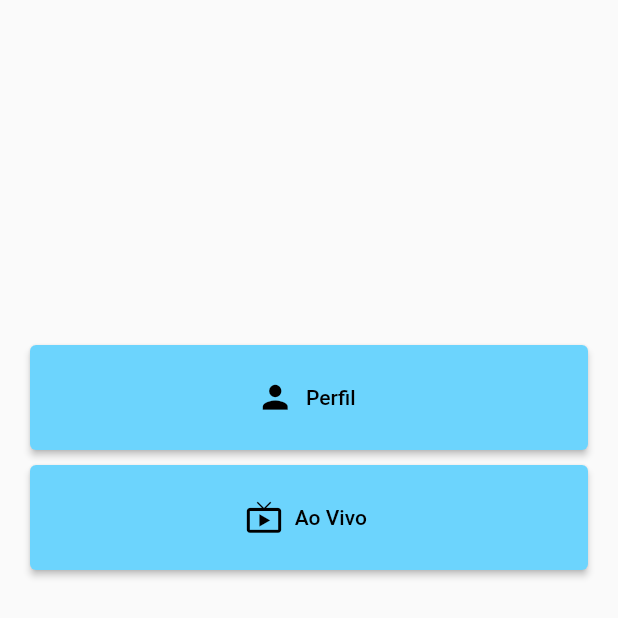
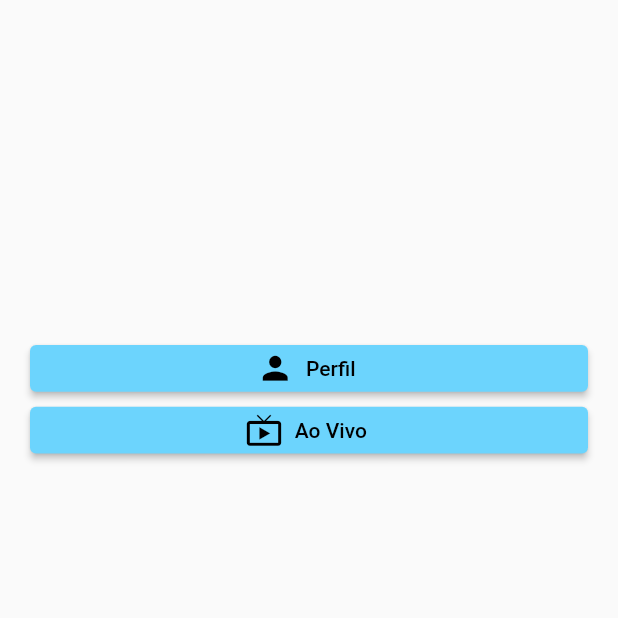
Before and after one commit to GuuilhermeR/igreja_app, a Flutter app: the ConfigurationPage screen opened directly, on a phone screen of 412 x 824 dp, the top half of it. Run offline on Flutter 3.47's test engine with Material 2 defaults, Android fonts, the phone set to English and light mode, and no system bars; our stand-ins replace flutter_modular, jwt_decoder, lottie, reactive_forms, shared_preferences; missing offline and left inert: reactive_date_time_picker; accounts and stored records are empty.

Commit message:
ajustes e botão

```diff
--- a/lib/pages/configuration/configuration.dart
+++ b/lib/pages/configuration/configuration.dart
@@ -19,27 +19,36 @@ class _ConfigurationPageState extends State<ConfigurationPage> {
       body: Padding(
         padding: const EdgeInsets.fromLTRB(10, 220, 10, 20),
         child: ListView(children: <Widget>[
-          botaoConfig(const Text("Perfil"), const Icon(Icons.person, size: 25)),
           botaoConfig(
-              const Text("Ao Vivo"), const Icon(Icons.live_tv, size: 25)),
+            const Text("Perfil"),
+            const Icon(Icons.person, size: 25),
+            context,
+          ),
+          botaoConfig(
+            const Text("Ao Vivo"),
+            const Icon(Icons.live_tv, size: 25),
+            context,
+          ),
         ]),
       ),
     );
   }
 }
 
-SizedBox botaoConfig(Text nomeBotao, Icon icon) {
+SizedBox botaoConfig(Text nomeBotao, Icon icon, BuildContext context) {
   return SizedBox(
-    height: 80,
-    width: 600,
+    width: MediaQuery.of(context).size.width,
+    height: MediaQuery.of(context).size.height * 0.05,
     child: Padding(
       padding: const EdgeInsets.fromLTRB(10, 10, 10, 0),
       child: ElevatedButton.icon(
-          onPressed: () {},
-          icon: icon,
-          label: nomeBotao,
-          style: TextButton.styleFrom(
-              backgroundColor: const Color.fromARGB(255, 108, 212, 253))),
+        onPressed: () {},
+        icon: icon,
+        label: nomeBotao,
+        style: TextButton.styleFrom(
+          backgroundColor: const Color.fromARGB(255, 108, 212, 253),
+        ),
+      ),
     ),
   );
 }
```
Also changed, not shown: lib/pages/login/tela-login.dart (+4 -4 lines), lib/pages/register/register-user.dart (+17 -34 lines), lib/widgets/custom_button.dart (added, +32 -0 lines).
